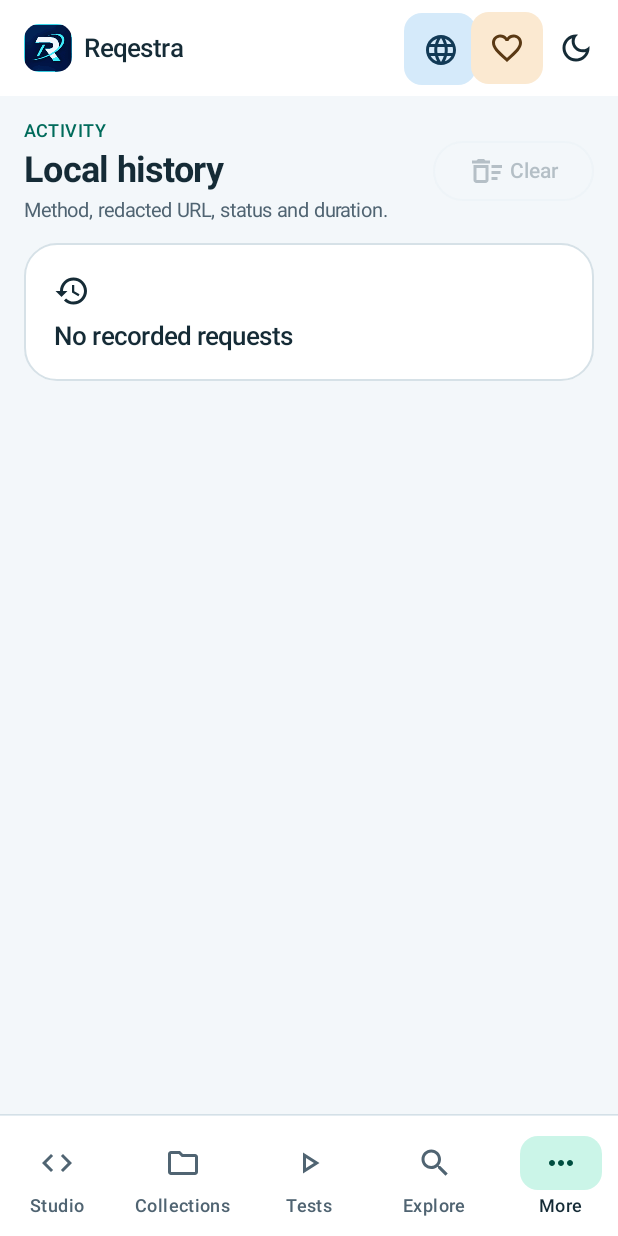
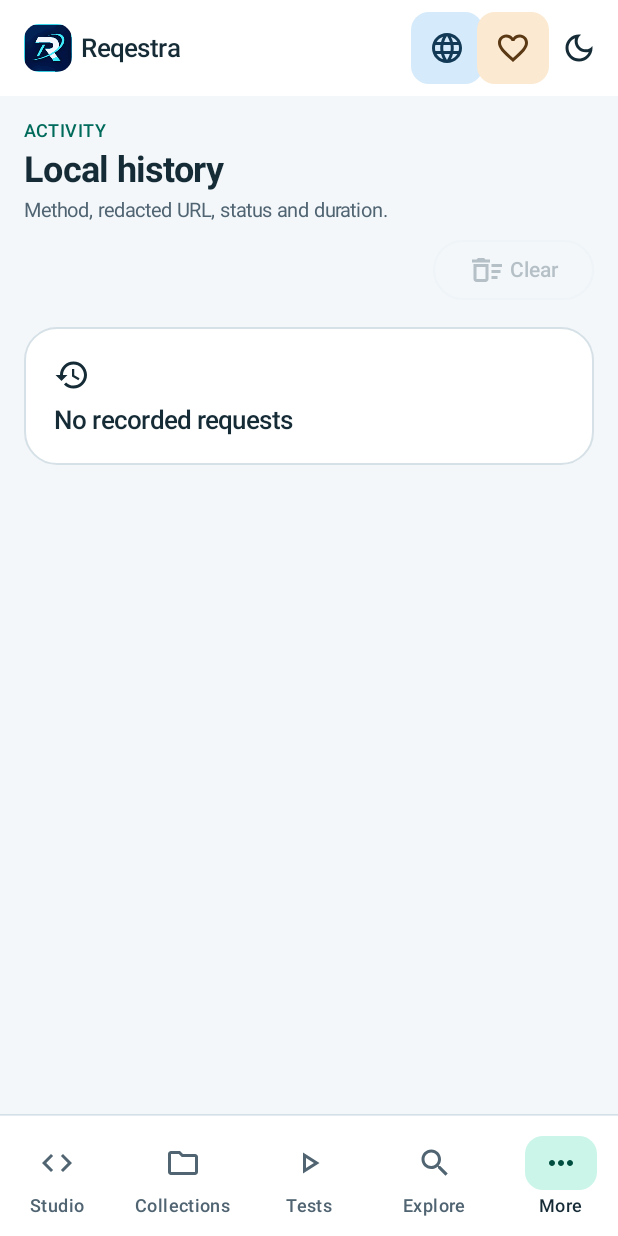
Before and after one commit to IsdarlinM/ReqestraMobileHTTP, an Android app built with Jetpack Compose: the screen it shows after launch (MainActivity), after a tap on "Request history", on a phone screen of 412 x 824 dp. Run offline under Robolectric (Android 15) with nearby library versions, the phone set to English and light mode, and no system bars; pictures from the network do not load; 1 other tap on this screen came first.

Commit message:
fix(ui): prevent overlapping controls across Android and responsive Web without version change

```diff
--- a/app/src/main/java/com/imr/reqestra/presentation/ReqestraApp.kt
+++ b/app/src/main/java/com/imr/reqestra/presentation/ReqestraApp.kt
@@ -96,7 +96,9 @@ fun ReqestraApp(
     val state by viewModel.uiState.collectAsStateWithLifecycle()
     var openMenu by remember { mutableStateOf(false) }
     var openLanguageMenu by remember { mutableStateOf(false) }
-    val compactLayout = LocalConfiguration.current.screenWidthDp < 420
+    val screenWidthDp = LocalConfiguration.current.screenWidthDp
+    val compactLayout = screenWidthDp < 600
+    val iconOnlyBrand = screenWidthDp < 390
     val context = LocalContext.current
     val preferences = remember(context) {
         context.getSharedPreferences("reqestra_ui", android.content.Context.MODE_PRIVATE)
@@ -119,16 +121,23 @@ fun ReqestraApp(
             TopAppBar(
                 title = {
                     Row(
-                        horizontalArrangement = Arrangement.spacedBy(8.dp),
+                        modifier = Modifier.fillMaxWidth(),
+                        horizontalArrangement = Arrangement.spacedBy(6.dp),
                         verticalAlignment = Alignment.CenterVertically,
                     ) {
                         Image(
                             painter = painterResource(id = R.drawable.reqestra_brand),
                             contentDescription = "Reqestra logo",
-                            modifier = Modifier.size(32.dp).clip(RoundedCornerShape(10.dp)),
+                            modifier = Modifier.size(if (iconOnlyBrand) 28.dp else 32.dp)
+                                .clip(RoundedCornerShape(10.dp)),
                         )
-                        Column {
-                            Text("Reqestra", style = MaterialTheme.typography.titleMedium, maxLines = 1)
+                        if (!iconOnlyBrand) Column(modifier = Modifier.weight(1f)) {
+                            Text(
+                                "Reqestra",
+                                style = MaterialTheme.typography.titleMedium,
+                                maxLines = 1,
+                                overflow = TextOverflow.Ellipsis,
+                            )
                             if (!compactLayout) {
                                 Text(
                                     "HTTP STUDIO  •  3.5",
@@ -146,7 +155,7 @@ fun ReqestraApp(
                         IconButton(
                             onClick = { openLanguageMenu = true },
                             modifier = Modifier
-                                .size(46.dp)
+                                .size(44.dp)
                                 .clip(RoundedCornerShape(12.dp))
                                 .background(MaterialTheme.colorScheme.secondaryContainer),
                         ) {
@@ -254,7 +263,7 @@ fun ReqestraApp(
                     }
                     IconButton(
                         onClick = onToggleTheme,
-                        modifier = Modifier.size(48.dp),
+                        modifier = Modifier.size(44.dp),
                     ) {
                         Icon(
                             imageVector = if (darkTheme) Icons.Outlined.LightMode else Icons.Outlined.DarkMode,
@@ -458,7 +467,7 @@ private fun RowScope.SectionItem(
                     if (selected) palette.primaryContainer else Color.Transparent,
                     RoundedCornerShape(12.dp),
                 )
-                .padding(horizontal = 15.dp, vertical = 6.dp),
+                .padding(horizontal = if (LocalConfiguration.current.screenWidthDp < 360) 7.dp else 12.dp, vertical = 6.dp),
             contentAlignment = Alignment.Center,
         ) {
             CompositionLocalProvider(
--- a/app/src/main/java/com/imr/reqestra/presentation/history/HistoryScreen.kt
+++ b/app/src/main/java/com/imr/reqestra/presentation/history/HistoryScreen.kt
@@ -42,14 +42,18 @@ fun HistoryScreen(
     modifier: Modifier = Modifier,
 ) {
     Column(modifier = modifier.fillMaxSize().padding(16.dp), verticalArrangement = Arrangement.spacedBy(14.dp)) {
-        Row(modifier = Modifier.fillMaxWidth(), horizontalArrangement = Arrangement.SpaceBetween, verticalAlignment = Alignment.CenterVertically) {
+        Column(verticalArrangement = Arrangement.spacedBy(8.dp)) {
             StudioScreenHeader(
                 title = tr("Historial local"),
                 subtitle = tr("Método, URL redactada, estado y duración."),
                 eyebrow = tr("ACTIVIDAD"),
-                modifier = Modifier.weight(1f),
+                modifier = Modifier.fillMaxWidth(),
             )
-            OutlinedButton(onClick = onClear, enabled = entries.isNotEmpty()) {
+            OutlinedButton(
+                onClick = onClear,
+                enabled = entries.isNotEmpty(),
+                modifier = Modifier.align(Alignment.End),
+            ) {
                 Icon(Icons.Outlined.DeleteSweep, contentDescription = null)
                 Text(tr(" Limpiar"))
             }
@@ -67,10 +71,12 @@ fun HistoryScreen(
                     StudioSurfaceCard(modifier = Modifier.fillMaxWidth().clickable { onReuse(entry) }) {
                         Row(modifier = Modifier.padding(14.dp), horizontalArrangement = Arrangement.spacedBy(12.dp), verticalAlignment = Alignment.CenterVertically) {
                             Column(modifier = Modifier.weight(1f), verticalArrangement = Arrangement.spacedBy(4.dp)) {
-                                Row(horizontalArrangement = Arrangement.spacedBy(8.dp)) {
+                                Column(verticalArrangement = Arrangement.spacedBy(3.dp)) {
                                     StudioMethodTag(entry.method)
-                                    Text("HTTP ${entry.statusCode}")
-                                    Text("${entry.durationMs} ms", color = MaterialTheme.colorScheme.onSurfaceVariant)
+                                    Text(
+                                        "HTTP ${entry.statusCode} · ${entry.durationMs} ms",
+                                        color = MaterialTheme.colorScheme.onSurfaceVariant,
+                                    )
                                 }
                                 Text(entry.url, maxLines = 2, overflow = TextOverflow.Ellipsis)
                                 Text(formatTimestamp(entry.timestampEpochMs), style = MaterialTheme.typography.bodySmall, color = MaterialTheme.colorScheme.onSurfaceVariant)
--- a/app/src/main/java/com/imr/reqestra/presentation/workspace/WorkspaceScreen.kt
+++ b/app/src/main/java/com/imr/reqestra/presentation/workspace/WorkspaceScreen.kt
@@ -152,12 +152,11 @@ fun WorkspaceScreen(
             border = BorderStroke(1.dp, MaterialTheme.colorScheme.outlineVariant.copy(alpha = 0.7f)),
         ) {
             Column(modifier = Modifier.padding(18.dp), verticalArrangement = Arrangement.spacedBy(14.dp)) {
-                Row(
+                Column(
                     modifier = Modifier.fillMaxWidth(),
-                    horizontalArrangement = Arrangement.spacedBy(12.dp),
-                    verticalAlignment = Alignment.CenterVertically,
+                    verticalArrangement = Arrangement.spacedBy(8.dp),
                 ) {
-                    Column(modifier = Modifier.weight(1f), verticalArrangement = Arrangement.spacedBy(3.dp)) {
+                    Column(verticalArrangement = Arrangement.spacedBy(3.dp)) {
                         Text(tr("REQUEST WORKBENCH"), style = MaterialTheme.typography.labelMedium,
                             color = MaterialTheme.colorScheme.primary)
                         Text(tr("Nueva petición"), style = MaterialTheme.typography.titleLarge)
@@ -186,7 +185,7 @@ fun WorkspaceScreen(
                         )
                     }
                 }
-                FlowRow(horizontalArrangement = Arrangement.spacedBy(10.dp), verticalArrangement = Arrangement.spacedBy(8.dp)) {
+                Column(verticalArrangement = Arrangement.spacedBy(8.dp)) {
                     Button(
                         onClick = onSend, enabled = !isLoading,
                         modifier = Modifier.fillMaxWidth().heightIn(min = 52.dp),
@@ -194,7 +193,11 @@ fun WorkspaceScreen(
                         Icon(Icons.Outlined.Send, contentDescription = null)
                         Text(tr(" Enviar petición"))
                     }
-                    OutlinedButton(onClick = onLoadBody, enabled = !isLoading) {
+                    OutlinedButton(
+                        onClick = onLoadBody,
+                        enabled = !isLoading,
+                        modifier = Modifier.fillMaxWidth().heightIn(min = 48.dp),
+                    ) {
                         Icon(Icons.Outlined.CloudDownload, contentDescription = null)
                         Text(tr(" Cargar respuesta"))
                     }
@@ -205,17 +208,24 @@ fun WorkspaceScreen(
                                 curlNotice = null
                             }
                             .onFailure { curlNotice = it.message ?: "No se pudo exportar." }
-                    }, enabled = !isLoading) { Text(tr("Copiar cURL redactado")) }
+                    }, enabled = !isLoading, modifier = Modifier.fillMaxWidth().heightIn(min = 48.dp)) {
+                        Text(tr("Copiar cURL redactado"))
+                    }
                     OutlinedButton(onClick = {
                         curlInput = ""
                         curlNotice = null
                         curlDialogOpen = true
-                    }, enabled = !isLoading) { Text(tr("Importar cURL")) }
+                    }, enabled = !isLoading, modifier = Modifier.fillMaxWidth().heightIn(min = 48.dp)) {
+                        Text(tr("Importar cURL"))
+                    }
                     if (curlNotice != null && !curlDialogOpen) {
                         Text(tr(curlNotice.orEmpty()), color = MaterialTheme.colorScheme.error)
                     }
                     if (isLoading) {
-                        OutlinedButton(onClick = onCancel) {
+                        OutlinedButton(
+                            onClick = onCancel,
+                            modifier = Modifier.fillMaxWidth().heightIn(min = 48.dp),
+                        ) {
                             Icon(Icons.Outlined.Cancel, contentDescription = null)
                             Text(tr(" Cancelar"))
                         }
@@ -310,8 +320,11 @@ fun WorkspaceScreen(
                 Column(Modifier.padding(16.dp), verticalArrangement = Arrangement.spacedBy(9.dp)) {
                     Text(tr("ÚLTIMA RESPUESTA"), style = MaterialTheme.typography.labelMedium,
                         color = MaterialTheme.colorScheme.onSurfaceVariant)
-                    Row(Modifier.fillMaxWidth(), horizontalArrangement = Arrangement.SpaceBetween,
-                        verticalAlignment = Alignment.CenterVertically) {
+                    FlowRow(
+                        modifier = Modifier.fillMaxWidth(),
+                        horizontalArrangement = Arrangement.spacedBy(10.dp),
+                        verticalArrangement = Arrangement.spacedBy(8.dp),
+                    ) {
                         StudioTag(
                             "HTTP ${response.statusCode} · ${response.durationMs} ms",
                             when (response.statusCode) {
```
Also changed, not shown: app/src/main/java/com/imr/reqestra/presentation/automation/AutomationScreen.kt (+11 -3 lines), app/src/main/java/com/imr/reqestra/presentation/collections/CollectionsScreen.kt (+39 -18 lines), app/src/main/java/com/imr/reqestra/presentation/discovery/DiscoveryScreen.kt (+10 -4 lines), app/src/main/java/com/imr/reqestra/presentation/response/ResponseScreen.kt (+19 -7 lines), app/src/main/java/com/imr/reqestra/presentation/session/SessionScreen.kt (+9 -3 lines), 5 other files.
